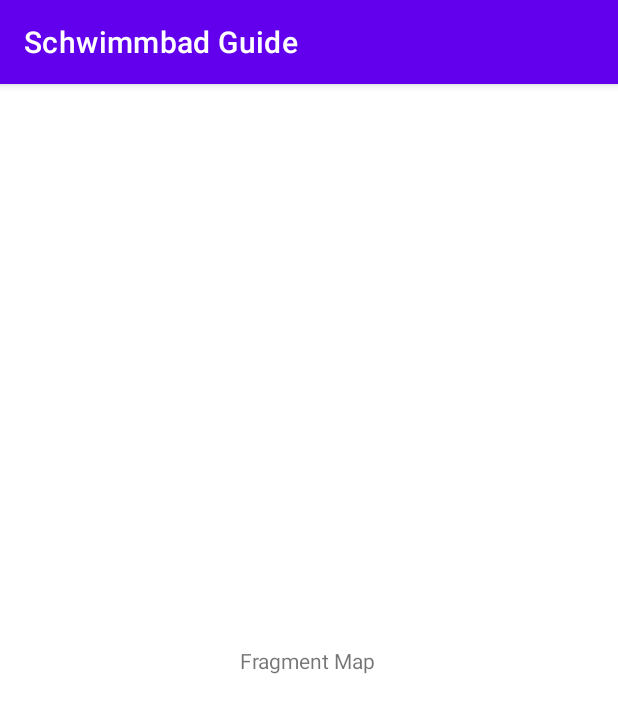
After one commit to TobiZog/Schwimmbad-Guide, an Android app: the fragment MapFragment shown on its own in the app's theme, on a phone screen of 412 x 824 dp. The commit adds this screen. Shown: the top 713 px of the screen. Run offline under Robolectric (Android 15) with nearby library versions, the phone set to English and light mode, and no system bars.

Commit message:
Adding BottomNavigationView and two fragments

```diff
--- a/app/build.gradle
+++ b/app/build.gradle
@@ -30,6 +30,10 @@ android {
     kotlinOptions {
         jvmTarget = '1.8'
     }
+
+    buildFeatures {
+        viewBinding = true
+    }
 }
 
 dependencies {
--- /dev/null
+++ b/app/src/main/java/de/zoghaib/schwimmbadguide/ListFragment.kt
@@ -0,0 +1,6 @@
+package de.zoghaib.schwimmbadguide
+
+import androidx.fragment.app.Fragment
+
+class ListFragment : Fragment(R.layout.fragment_list) {
+}
--- /dev/null
+++ b/app/src/main/java/de/zoghaib/schwimmbadguide/MapFragment.kt
@@ -0,0 +1,6 @@
+package de.zoghaib.schwimmbadguide
+
+import androidx.fragment.app.Fragment
+
+class MapFragment : Fragment(R.layout.fragment_map) {
+}
--- /dev/null
+++ b/app/src/main/res/layout/fragment_map.xml
@@ -0,0 +1,18 @@
+<?xml version="1.0" encoding="utf-8"?>
+<androidx.constraintlayout.widget.ConstraintLayout xmlns:android="http://schemas.android.com/apk/res/android"
+    xmlns:app="http://schemas.android.com/apk/res-auto"
+    android:layout_width="match_parent"
+    android:layout_height="match_parent"
+    android:background="?android:attr/colorBackground">
+
+    <TextView
+        android:id="@+id/textView2"
+        android:layout_width="wrap_content"
+        android:layout_height="wrap_content"
+        android:text="Fragment Map"
+        app:layout_constraintBottom_toBottomOf="parent"
+        app:layout_constraintEnd_toEndOf="parent"
+        app:layout_constraintHorizontal_bias="0.498"
+        app:layout_constraintStart_toStartOf="parent"
+        app:layout_constraintTop_toTopOf="parent" />
+</androidx.constraintlayout.widget.ConstraintLayout>
--- a/app/src/main/res/values/strings.xml
+++ b/app/src/main/res/values/strings.xml
@@ -1,3 +1,6 @@
 <resources>
     <string name="app_name">Schwimmbad Guide</string>
+
+    <string name="map">Map</string>
+    <string name="list">List</string>
 </resources>
```
Also changed, not shown: app/src/main/java/de/zoghaib/schwimmbadguide/MainActivity.kt (+49 -1 lines), app/src/main/res/drawable/ic_map.xml (added, +8 -0 lines), app/src/main/res/drawable/ic_view_list.xml (added, +8 -0 lines), app/src/main/res/layout/activity_main.xml (+15 -6 lines), app/src/main/res/layout/fragment_list.xml (added, +18 -0 lines), app/src/main/res/menu/menu_main.xml (added, +12 -0 lines).
